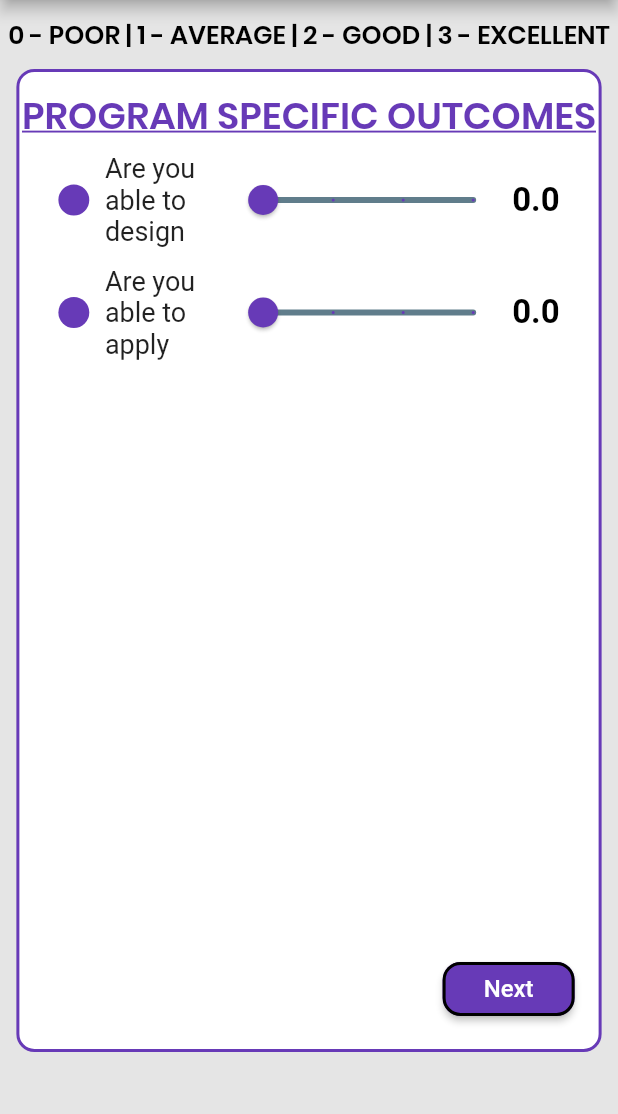
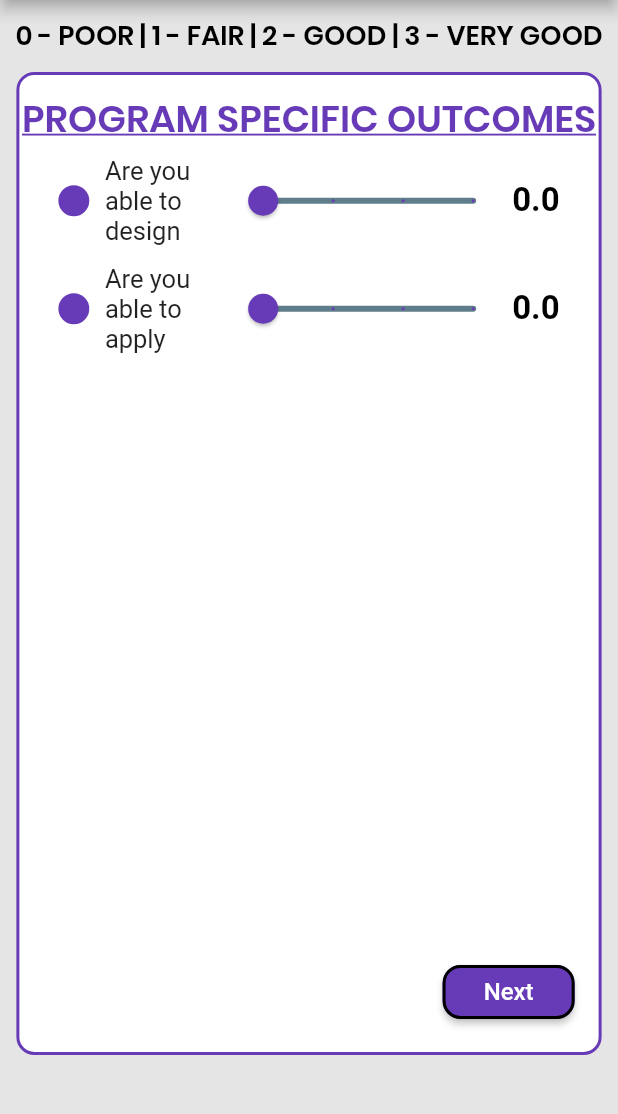
Before and after one commit to infinitumkiran/viit_program_outcomes, a Flutter app: the PageFive screen opened by its route, after a tap on "Next", on a phone screen of 412 x 824 dp, the part 84-1198 px from its top. Run offline on Flutter 3.47's test engine with Material 2 defaults, Android fonts, the light colour scheme and no system bars; drawn by our look-alikes of auto_size_text; missing offline and left inert: dart:js; network calls fail.

Commit message:
responsive

```diff
--- a/lib/slide5.dart
+++ b/lib/slide5.dart
@@ -20,6 +20,7 @@ class _PageFiveState extends State<PageFive> {
   List<double> sliderValues = [0, 0];
 
   void setdata() {
+
     feedbackValues[12] = sliderValues[0] as int;
     feedbackValues[13] = sliderValues[1] as int;
     http
@@ -28,6 +29,17 @@ class _PageFiveState extends State<PageFive> {
             body: json.encode(Feedback1))
         .then((http.Response response) {
       print(jsonEncode(Feedback1));
+      // print('i should be executed before am i waiting');
+    }).catchError((error) {
+      print('There is an error');
+      return false;
+    });
+    http
+        .put(
+            'https://viit-po-pso-feedback.firebaseio.com/entries/$rollNO.json',
+            body: json.encode(entry))
+        .then((http.Response response) {
+      print(jsonEncode(entry));
       // print('i should be executed before am i waiting');
     }).catchError((error) {
       print('There is an error');
@@ -55,7 +67,7 @@ class _PageFiveState extends State<PageFive> {
               padding: EdgeInsets.fromLTRB(0, 10, 0, 0),
               child: Center(
                   child: AutoSizeText(
-                "0 - POOR | 1 - AVERAGE | 2 - GOOD | 3 - EXCELLENT",
+                "0 - POOR | 1 - FAIR | 2 - GOOD | 3 - VERY GOOD",
                 maxLines: 1,
                 style: TextStyle(
                     color: Colors.black,
@@ -65,7 +77,8 @@ class _PageFiveState extends State<PageFive> {
               )),
             ),
             SizedBox(height: _height * 0.0132555669),
-            Container(
+            Center(
+              child: Container(
                   width: _width * 1.85577937,
                   height: _height * 0.795334015,
                   margin: EdgeInsets.symmetric(horizontal: _width*0.0132555673),
@@ -89,7 +102,7 @@ class _PageFiveState extends State<PageFive> {
                             decoration: TextDecoration.underline,
                           )),
                     ),
-                  Expanded(
+                    Flexible(
                       child: new ListView.builder(
                           itemCount: tripsList.length,
                           itemBuilder: (BuildContext context, int index) =>
@@ -111,6 +124,7 @@ class _PageFiveState extends State<PageFive> {
                       ],
                     ),
                   ])),
+            ),
           ],
         ),
       ),
@@ -130,10 +144,10 @@ class _PageFiveState extends State<PageFive> {
               Container(
                 child: Text('   '),
               ),
-              Expanded(
+              Flexible(
                 child: Text(
                   trip.title,
-                  style: new TextStyle(fontSize: 18.0),
+                  style: new TextStyle(fontSize: 17.0),
                   maxLines: 3,
                 ),
 
--- a/lib/widgets/submission_alert.dart
+++ b/lib/widgets/submission_alert.dart
@@ -1,5 +1,5 @@
 import 'package:flutter/material.dart';
-
+import 'package:viitproject/main.dart';
 class SubmissionAlert extends StatelessWidget {
   final String title;
 
--- a/lib/widgets/values.dart
+++ b/lib/widgets/values.dart
@@ -1,6 +1,7 @@
 
 String rollNO;
 List<int>feedbackValues=[0,0,0,0,0,0,0,0,0,0,0,0,0,0];
+
 Map<String, dynamic> Feedback1 = {
       'PO1': feedbackValues[0],
       'PO2': feedbackValues[1],
@@ -17,3 +18,6 @@ Map<String, dynamic> Feedback1 = {
       'PSO1': feedbackValues[12],
       'PSO2':feedbackValues[13],
 };
+Map<String,String>entry={
+  'entry': '1',
+};
```
Also changed, not shown: lib/main.dart (+7 -7 lines), lib/slide1.dart (+19 -0 lines), lib/slide2.dart (+13 -8 lines), lib/slide3.dart (+8 -6 lines), lib/slide4.dart (+8 -6 lines), lib/welcome.dart (+19 -37 lines). Lines whose indentation alone changed are shown as unchanged.
